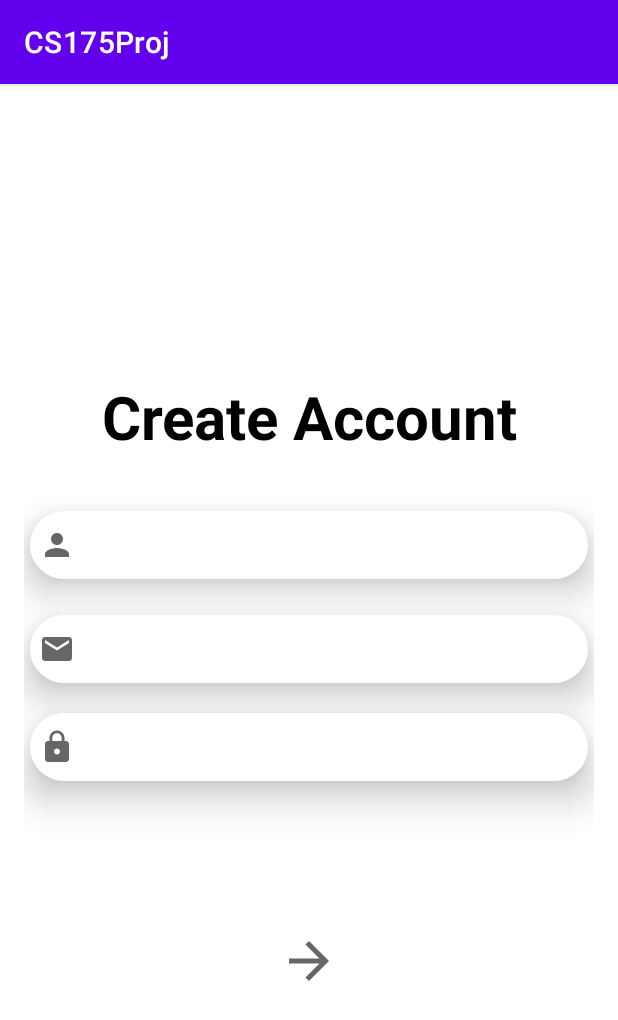
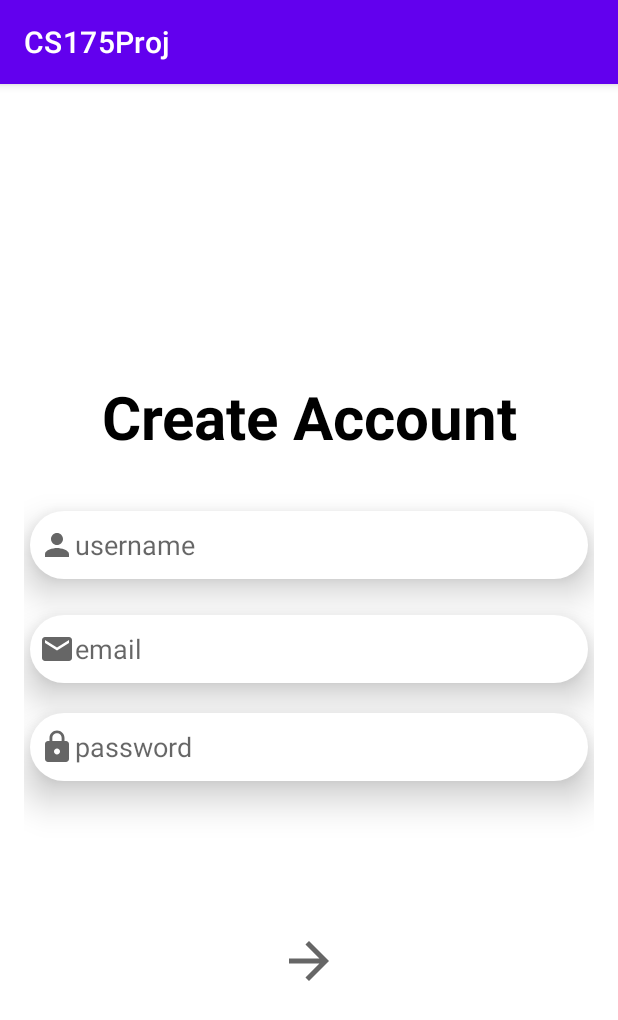
Before and after one commit to CaryLefteroffPortfolio/SocialMediaApp, an Android app: the screen it shows after launch (MainActivity), after a tap on "REGISTER", on a phone screen of 412 x 824 dp. Shown: the top 1020 px of the screen. Run offline under Robolectric (Android 15) with nearby library versions, the phone set to English and light mode, and no system bars.

Commit message:
Updated hints for forms

```diff
--- a/app/src/main/res/layout/fragment_login.xml
+++ b/app/src/main/res/layout/fragment_login.xml
@@ -28,7 +28,8 @@ android:orientation="vertical">
     android:background="@drawable/registration_background"
     android:drawableLeft="@drawable/ic_baseline_person_24"
     android:elevation="15dp"
-    android:padding="6dp" />
+    android:padding="6dp"
+    android:hint="@string/user"/>
 
 
 <EditText
@@ -41,7 +42,8 @@ android:orientation="vertical">
     android:background="@drawable/registration_background"
     android:drawableLeft="@drawable/ic_baseline_lock_24"
     android:elevation="15dp"
-    android:padding="6dp"/>
+    android:padding="6dp"
+    android:hint="@string/password"/>
 <!--    <TextView-->
 <!--        android:layout_width="match_parent"-->
 <!--        android:layout_height="40dp"-->
--- a/app/src/main/res/layout/fragment_register.xml
+++ b/app/src/main/res/layout/fragment_register.xml
@@ -27,7 +27,8 @@ android:orientation="vertical">
     android:background="@drawable/registration_background"
     android:drawableLeft="@drawable/ic_baseline_person_24"
     android:elevation="15dp"
-    android:padding="6dp" />
+    android:padding="6dp"
+    android:hint="@string/user"/>
 
 <EditText
     android:layout_width="match_parent"
@@ -38,7 +39,8 @@ android:orientation="vertical">
     android:background="@drawable/registration_background"
     android:drawableLeft="@drawable/ic_baseline_email_24"
     android:elevation="15dp"
-    android:padding="6dp"/>
+    android:padding="6dp"
+    android:hint="@string/email"/>
 
 <EditText
     android:layout_width="match_parent"
@@ -49,7 +51,8 @@ android:orientation="vertical">
     android:background="@drawable/registration_background"
     android:drawableLeft="@drawable/ic_baseline_lock_24"
     android:elevation="15dp"
-    android:padding="6dp"/>
+    android:padding="6dp"
+    android:hint="@string/password"/>
 <!--    <TextView-->
 <!--        android:layout_width="match_parent"-->
 <!--        android:layout_height="40dp"-->
--- a/app/src/main/res/values/strings.xml
+++ b/app/src/main/res/values/strings.xml
@@ -5,4 +5,7 @@
     <string name="loginButton">Login</string>
     <string name="registerButton">Register</string>
     <string name="forumDesc">Forum Logo</string>
+    <string name="user">username</string>
+    <string name="password">password</string>
+    <string name="email">email</string>
 </resources>
```
